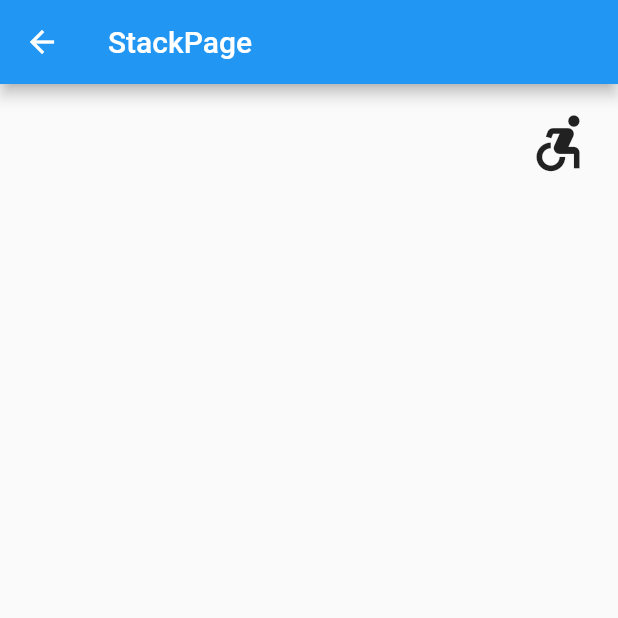
After one commit to YouLe2016/flutter_learn3, a Flutter app: the StackPage screen opened directly, on a phone screen of 412 x 824 dp, the top half of it. The commit adds this screen. Run offline on Flutter 3.47's test engine with Material 2 defaults, Android fonts, the phone set to English and light mode, and no system bars; our stand-ins replace dio; network calls fail.

Commit message:
轻松 Flutter 入门，秒变大前端

```diff
--- /dev/null
+++ b/lib/hello/stack_page.dart
@@ -0,0 +1,22 @@
+import 'package:flutter/material.dart';
+
+class StackPage extends StatelessWidget {
+  @override
+  Widget build(BuildContext context) {
+    return Scaffold(
+      appBar: AppBar(
+        title: Text("StackPage"),
+      ),
+      body: Stack(
+        children: <Widget>[
+          Container(),
+          Positioned(
+            child: Icon(Icons.accessible_forward, size: 46),
+            top: 16,
+            right: 16,
+          ),
+        ],
+      ),
+    );
+  }
+}
```
Also changed, not shown: lib/hello/flex_page.dart (added, +18 -0 lines), lib/hello/main_copy.dart (+43 -6 lines), lib/hello/widget_page.dart (+65 -2 lines).
